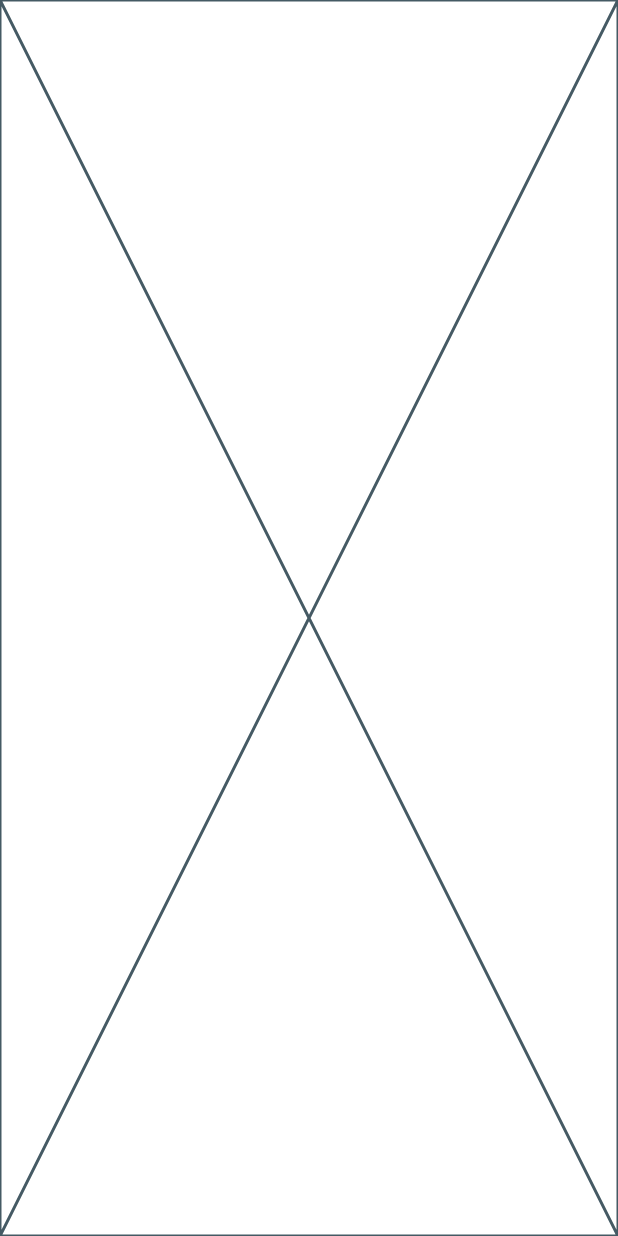
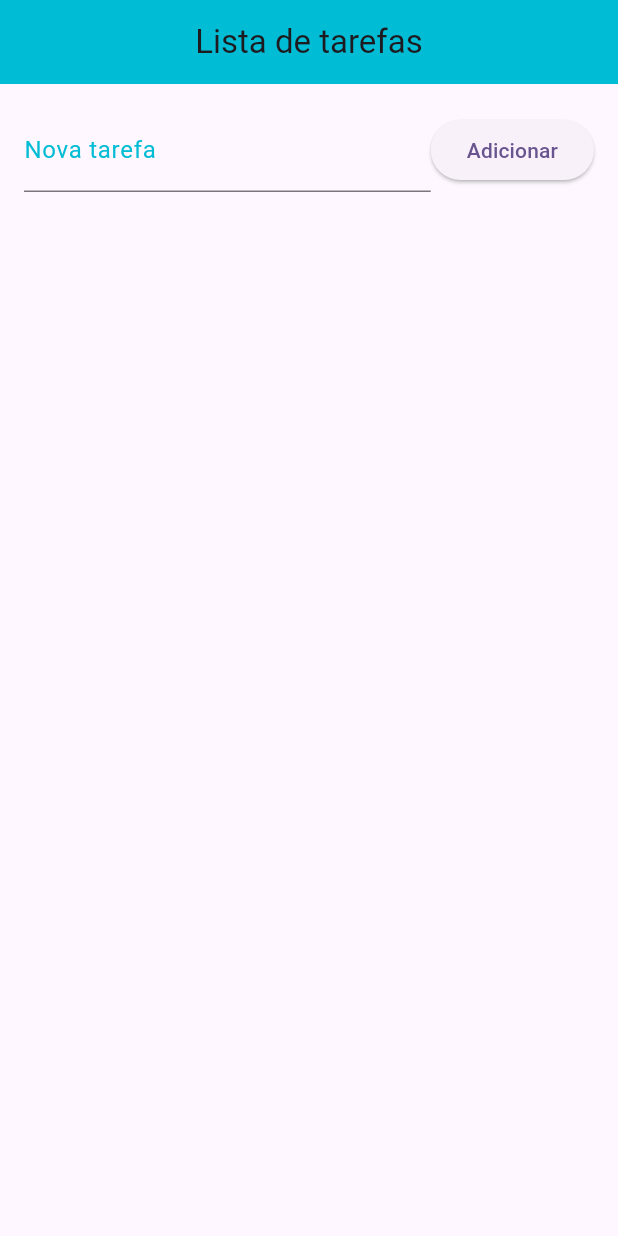
Before and after one commit to DemetriusMassard/lista_tarefas_2, a Flutter app: the screen it shows after launch, on a phone screen of 412 x 824 dp. Run offline on Flutter 3.47's test engine with Material 3 defaults, Android fonts, the phone set to English and light mode, and no system bars.

Commit message:
feat(homePage): ListTiles and Task inclusion

```diff
--- a/lib/app/homepage/homepage.dart
+++ b/lib/app/homepage/homepage.dart
@@ -1,7 +1,6 @@
-import 'dart:io';
+import 'package:flutter/material.dart';
 
-import 'package:flutter/material.dart';
-import "package:path_provider/path_provider.dart";
+import '../model/task.dart';
 
 class Homepage extends StatefulWidget {
   const Homepage({super.key});
@@ -11,9 +10,78 @@ class Homepage extends StatefulWidget {
 }
 
 class _HomepageState extends State<Homepage> {
+  final TextEditingController taskController = TextEditingController();
+  final List<Task> _taskList = [];
+  void _addTask(String taskName) {
+    setState(() {
+      Task newtask = Task(taskName: taskName);
+      _taskList.add(newtask);
+    });
+  }
+
   @override
+  void initState() {
+    super.initState();
+  }
 
+  @override
   Widget build(BuildContext context) {
-    return const Placeholder();
+    return Scaffold(
+      appBar: AppBar(
+        title: Text("Lista de tarefas"),
+        backgroundColor: Colors.cyan,
+        centerTitle: true,
+      ),
+      body: Padding(
+        padding: const EdgeInsets.all(16.0),
+        child: Column(
+          children: [
+            Row(
+              mainAxisSize: MainAxisSize.max,
+              crossAxisAlignment: CrossAxisAlignment.center,
+              children: [
+                Expanded(
+                  child: TextField(
+                    controller: taskController,
+                    decoration: InputDecoration(
+                      labelText: "Nova tarefa",
+                      labelStyle: TextStyle(color: Colors.cyan),
+                    ),
+                  ),
+                ),
+                ElevatedButton(
+                  onPressed: () {
+                    _addTask(taskController.text);
+                  },
+                  child: Text("Adicionar"),
+                ),
+              ],
+            ),
+            Expanded(
+              child: ListView.builder(
+                padding: EdgeInsets.only(top: 16),
+                itemCount: _taskList.length,
+                itemBuilder: (context, index) {
+                  return CheckboxListTile(
+                    title: Text(_taskList[index].taskName),
+                    value: _taskList[index].ok,
+                    onChanged: (c) {
+                      setState(() {
+                        _taskList[index].ok = c!;
+                      });
+                    },
+                    secondary: CircleAvatar(
+                      child: Icon(
+                        _taskList[index].ok ? Icons.check : Icons.error,
+                      ),
+                    ),
+                  );
+                },
+              ),
+            ),
+          ],
+        ),
+      ),
+    );
   }
 }
```
Also changed, not shown: lib/app/data/tasklist_data.dart (+15 -5 lines), lib/app/model/task.dart (+16 -0 lines).
